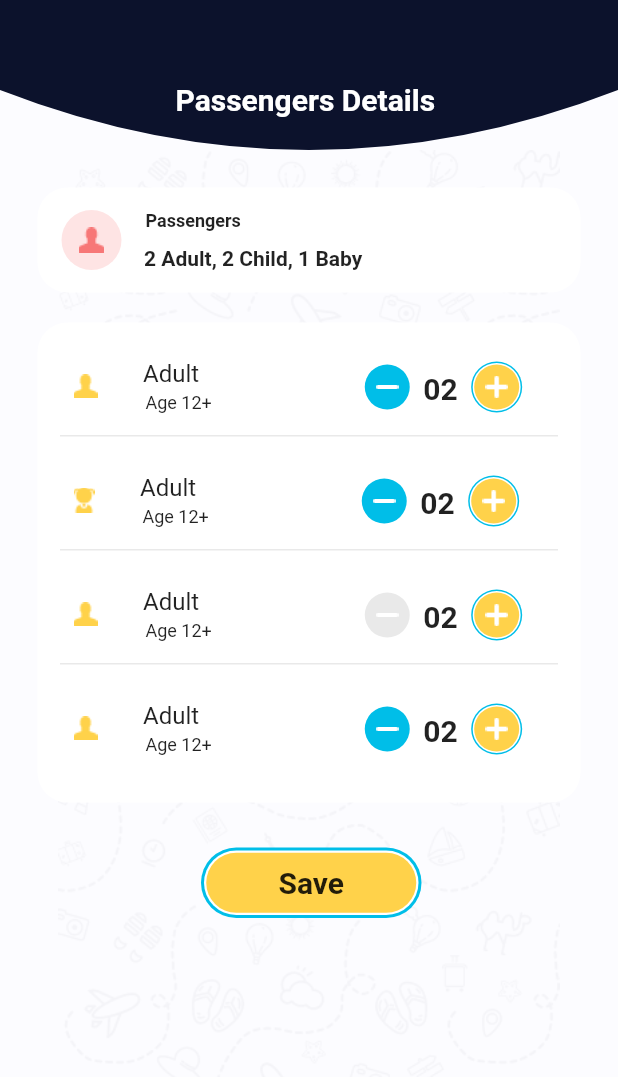
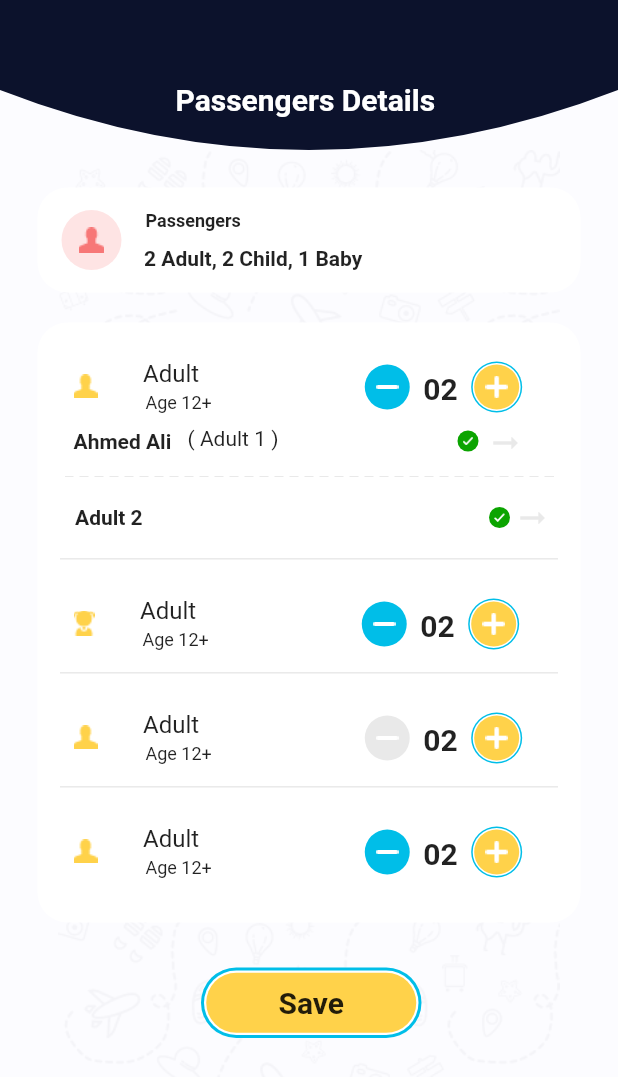
Before and after one commit to Omar-Moshtaha/tourism, a Flutter app: the screen it shows after launch, on a phone screen of 412 x 824 dp. Shown: the top 1077 px of the screen. Run offline on Flutter 3.47's test engine with Material 2 defaults, Android fonts, the light colour scheme and no system bars; our stand-ins replace flutter_custom_clippers, flutter_switch, hexcolor.

Commit message:
Passengers Details_SScreen

```diff
--- a/lib/passengers _details.dart
+++ b/lib/passengers _details.dart
@@ -78,8 +78,10 @@ body: Container(
       Padding(
         padding: const EdgeInsets.only(left: 25,right: 25),
         child: Container(
-          height: 320,
+          height: 400,
           child: Column(
+            children: [
+              Stack(
                 children: [
                   Padding(
                     padding: const EdgeInsets.only(top: 10),
@@ -106,7 +108,6 @@ body: Container(
 
                         ],
                       ),
-
          Row(children: [
            Padding(
              padding: const EdgeInsets.only(
@@ -157,7 +158,50 @@ body: Container(
                     ),
                   ),
                 Padding(
-  padding: const EdgeInsets.symmetric(horizontal: 15),
+                  padding: const EdgeInsets.only( top: 71,left: 24),
+                  child: Text("Ahmed Ali",style: TextStyle(
+                    fontSize: 14,
+                    fontWeight: FontWeight.bold,
+                  ),),
+                ),
+                  Padding(
+                    padding: const EdgeInsets.only( top: 69,left: 100),
+                    child: Text("( Adult 1 )",style: TextStyle(
+                      fontSize: 14,
+                    ),),
+                  ),
+Padding(
+  padding: const EdgeInsets.only(top: 72,left: 280),
+  child:   CircleAvatar(child: Image(width: 7,height: 10,image: AssetImage("image/image4.png"),),radius: 7,backgroundColor: HexColor("#0BA400"),),
+),
+      Padding(
+        padding: const EdgeInsets.only(top: 68,left: 300),
+        child: Icon(Icons.arrow_right_alt_outlined, color: HexColor("#E9E9E9"),),
+      ),
+                ],
+              ),
+Padding(
+  padding: const EdgeInsets.only(left: 15,right: 15,top: 10 ),
+  child:   Image(image: AssetImage("image/image16.png"),width: double.infinity,),
+),
+              Padding(
+                padding: const EdgeInsets.only(top: 15,left: 25),
+                child: Row(children: [
+                  Text("Adult 2",style: TextStyle(
+                     fontSize: 14,
+                    fontWeight: FontWeight.bold
+                  ),),
+                     Spacer(),
+                  CircleAvatar(child: Image(width: 7,height: 10,image: AssetImage("image/image4.png"),),radius: 7,backgroundColor: HexColor("#0BA400"),),
+               SizedBox(width: 3,),
+                  Padding(
+                    padding: const EdgeInsets.only(right: 20),
+                    child: Icon(Icons.arrow_right_alt_outlined, color: HexColor("#E9E9E9"),),
+                  ),
+                ],),
+              ),
+              Padding(
+                padding: const EdgeInsets.only(right:15,left: 15,top: 15),
                 child:   Container(
 
                   height: 1,width: double.infinity,
@@ -166,6 +210,7 @@ Padding(
 
                 ),
               ),
+
               Padding(
                 padding: const EdgeInsets.only(top: 10),
                 child: Row(
```
Lines whose indentation alone changed are shown as unchanged.
